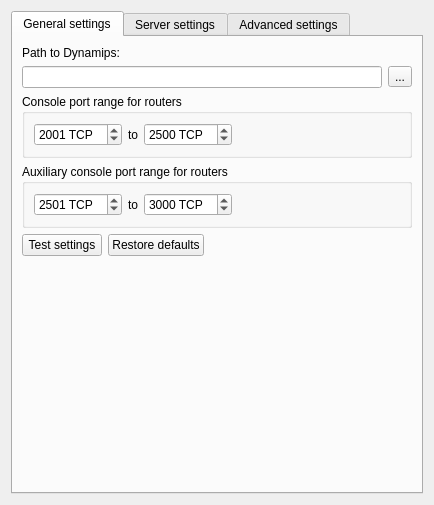
First picture: the form in gns3/modules/dynamips/ui/dynamips_preferences_page.ui, repository GNS3/gns3-gui, before the edit.
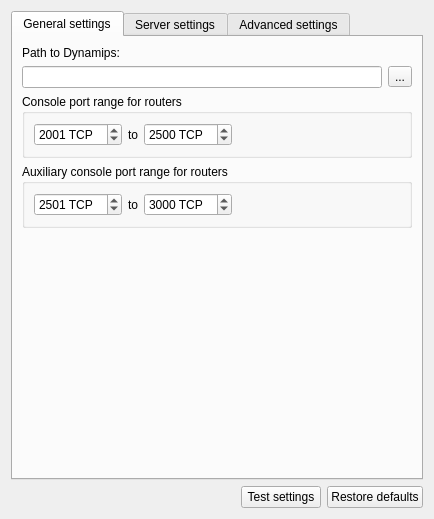
Second picture: the form after the edit.

Commit message: Improvements on the preferences dialog.

```diff
--- a/gns3/modules/dynamips/ui/dynamips_preferences_page.ui
+++ b/gns3/modules/dynamips/ui/dynamips_preferences_page.ui
@@ -24,24 +24,6 @@
        <string>General settings</string>
       </attribute>
       <layout class="QGridLayout" name="gridLayout">
-       <item row="4" column="0">
-        <layout class="QHBoxLayout" name="horizontalLayout_2">
-         <item>
-          <widget class="QPushButton" name="uiTestSettingsPushButton">
-           <property name="text">
-            <string>Test settings</string>
-           </property>
-          </widget>
-         </item>
-         <item>
-          <widget class="QPushButton" name="uiRestoreDefaultsPushButton">
-           <property name="text">
-            <string>Restore defaults</string>
-           </property>
-          </widget>
-         </item>
-        </layout>
-       </item>
        <item row="1" column="0" colspan="2">
         <layout class="QHBoxLayout" name="horizontalLayout">
          <item>
@@ -66,19 +48,6 @@
          </property>
         </widget>
        </item>
-       <item row="4" column="1">
-        <spacer name="horizontalSpacer">
-         <property name="orientation">
-          <enum>Qt::Horizontal</enum>
-         </property>
-         <property name="sizeHint" stdset="0">
-          <size>
-           <width>164</width>
-           <height>20</height>
-          </size>
-         </property>
-        </spacer>
-       </item>
        <item row="5" column="0" colspan="2">
         <spacer name="spacer">
          <property name="orientation">
@@ -506,6 +475,37 @@
      </widget>
     </widget>
    </item>
+   <item>
+    <layout class="QHBoxLayout" name="horizontalLayout_2">
+     <item>
+      <spacer name="horizontalSpacer">
+       <property name="orientation">
+        <enum>Qt::Horizontal</enum>
+       </property>
+       <property name="sizeHint" stdset="0">
+        <size>
+         <width>164</width>
+         <height>20</height>
+        </size>
+       </property>
+      </spacer>
+     </item>
+     <item>
+      <widget class="QPushButton" name="uiTestSettingsPushButton">
+       <property name="text">
+        <string>Test settings</string>
+       </property>
+      </widget>
+     </item>
+     <item>
+      <widget class="QPushButton" name="uiRestoreDefaultsPushButton">
+       <property name="text">
+        <string>Restore defaults</string>
+       </property>
+      </widget>
+     </item>
+    </layout>
+   </item>
   </layout>
  </widget>
  <tabstops>
```
The commit also changes 19 other files.
